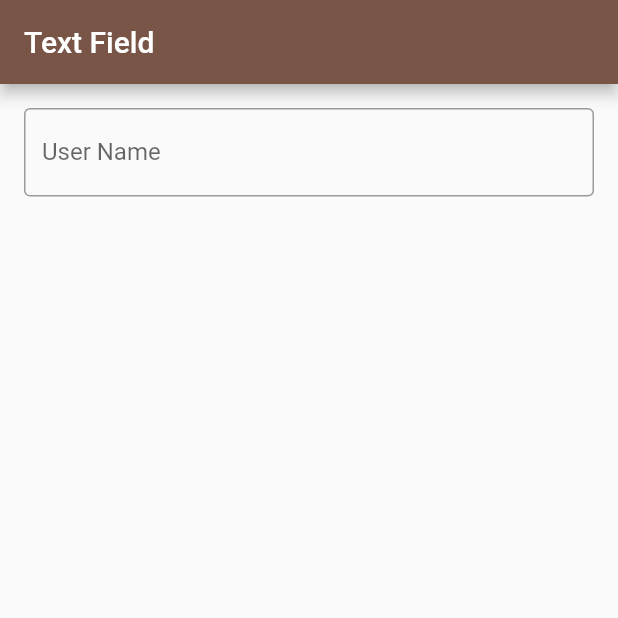
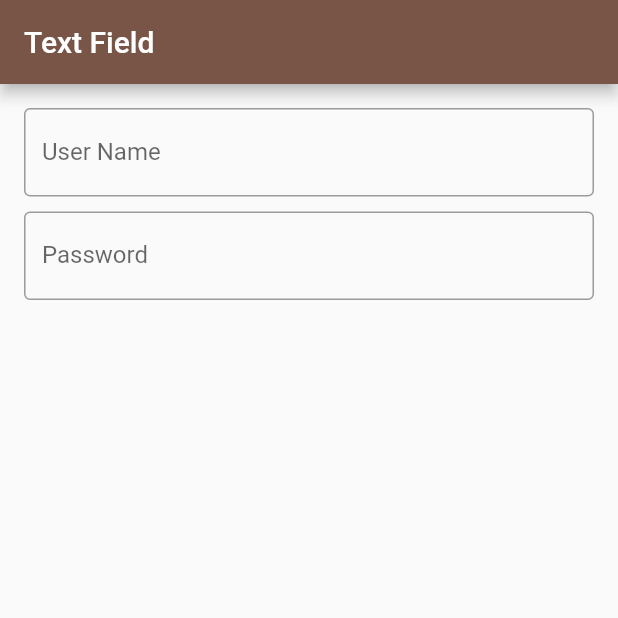
Before and after one commit to zahangiralamjp/widgets_in_classes, a Flutter app: the screen it shows after launch, on a phone screen of 412 x 824 dp, the top half of it. Run offline on Flutter 3.47's test engine with Material 2 defaults, Android fonts, the phone set to English and light mode, and no system bars.

Commit message:
2 TextField

```diff
--- a/lib/main.dart
+++ b/lib/main.dart
@@ -25,6 +25,17 @@ class MyApp extends StatelessWidget {
                   hintText: 'Enter User Name',
                 ),
               ),
+              SizedBox(
+                height: 10,
+              ),
+              TextField(
+                decoration: InputDecoration(
+                  border: OutlineInputBorder(),
+                  labelText: 'Password',
+                  hintText: 'Enter password',
+                ),
+                keyboardType: TextInputType.emailAddress,
+              ),
             ],
           ),
         ));
```
